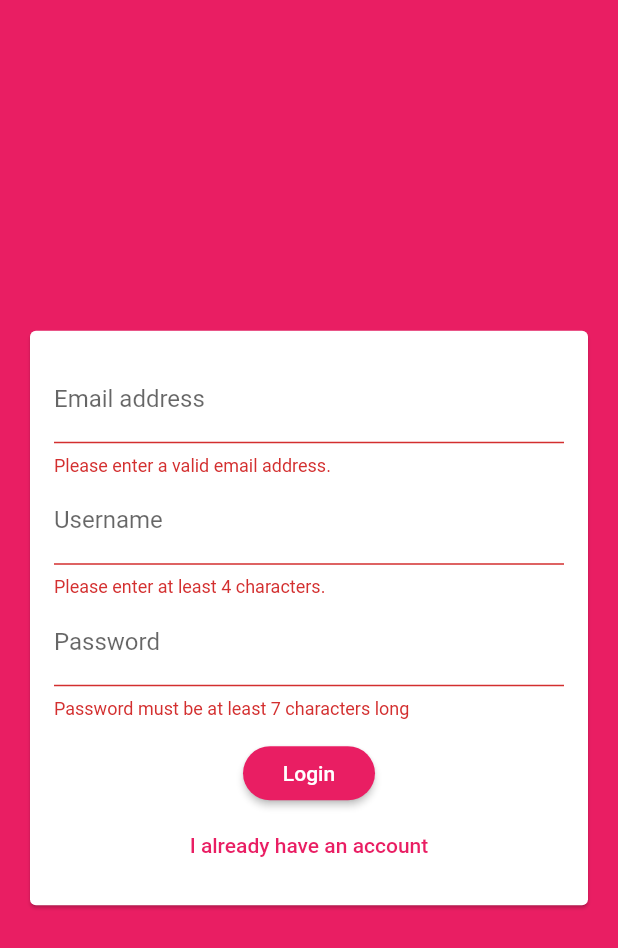
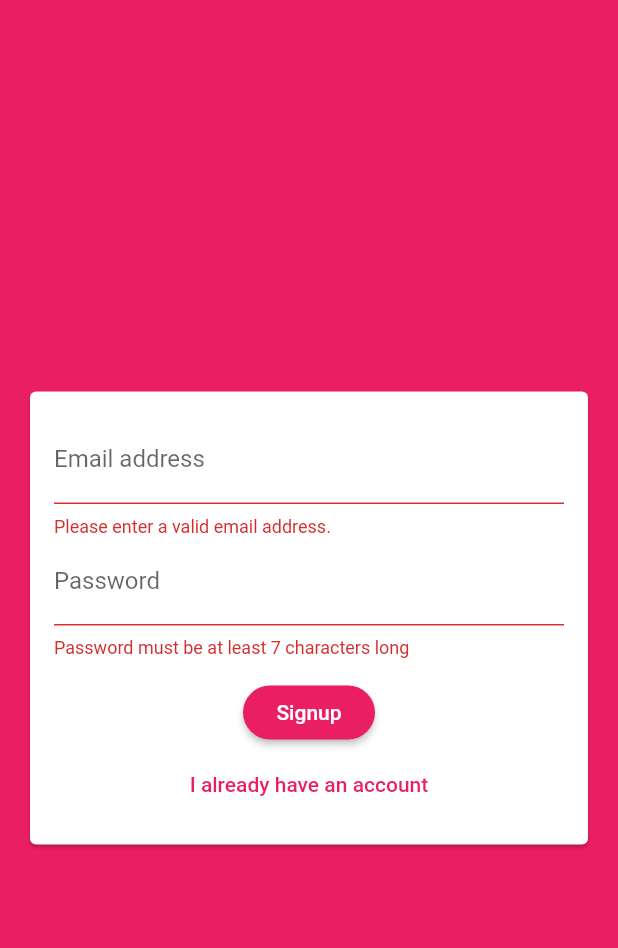
Before and after one commit to Fork-Repositorys/ChatApp, a Flutter app: the screen it shows after launch, after a tap on "Login", after a tap on "Create new account", on a phone screen of 412 x 824 dp. Shown: the top 948 px of the screen. Run offline on Flutter 3.47's test engine with Material 2 defaults, Android fonts, the phone set to English and light mode, and no system bars; our stand-ins replace cloud_firestore; accounts and stored records are empty.

Commit message:
AuthScreen

```diff
--- a/lib/widgets/auth/auth_form.dart
+++ b/lib/widgets/auth/auth_form.dart
@@ -41,6 +41,7 @@ class _AuthFormState extends State<AuthForm> {
                 mainAxisSize: MainAxisSize.min,
                 children: <Widget>[
                   TextFormField(
+                    key: ValueKey('email'),
                     validator: (value) {
                       if (value.isEmpty || !value.contains('@')) {
                         return 'Please enter a valid email address.';
@@ -55,7 +56,9 @@ class _AuthFormState extends State<AuthForm> {
                       _userEmail = value;
                     },
                   ),
+                  if (_isLogin)
                     TextFormField(
+                      key: ValueKey('username'),
                       validator: (value) {
                         if (value.isEmpty || value.length < 4) {
                           return 'Please enter at least 4 characters.';
@@ -68,6 +71,7 @@ class _AuthFormState extends State<AuthForm> {
                       },
                     ),
                   TextFormField(
+                    key: ValueKey('password'),
                     validator: (value) {
                       if (value.isEmpty || value.length < 7) {
                         return 'Password must be at least 7 characters long';
@@ -84,7 +88,7 @@ class _AuthFormState extends State<AuthForm> {
                     height: 12,
                   ),
                   RaisedButton(
-                    child: Text('Login'),
+                    child: Text(_isLogin ? 'Login' : 'Signup'),
                     onPressed: _trySubmit,
                   ),
                   FlatButton(
```
Lines whose indentation alone changed are shown as unchanged.
